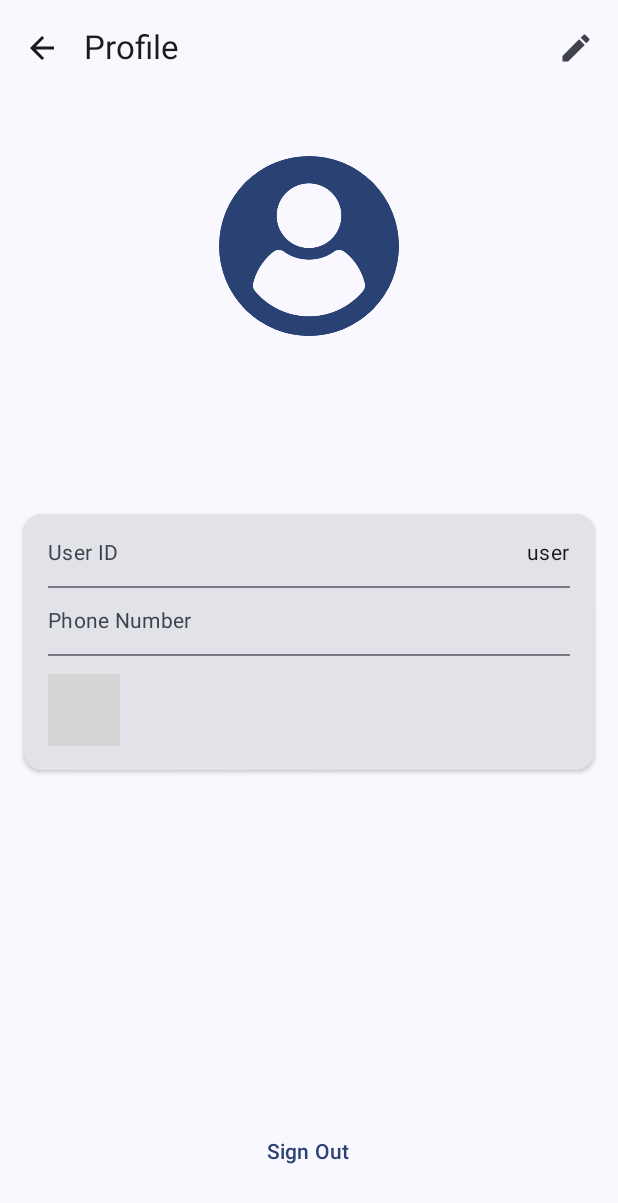
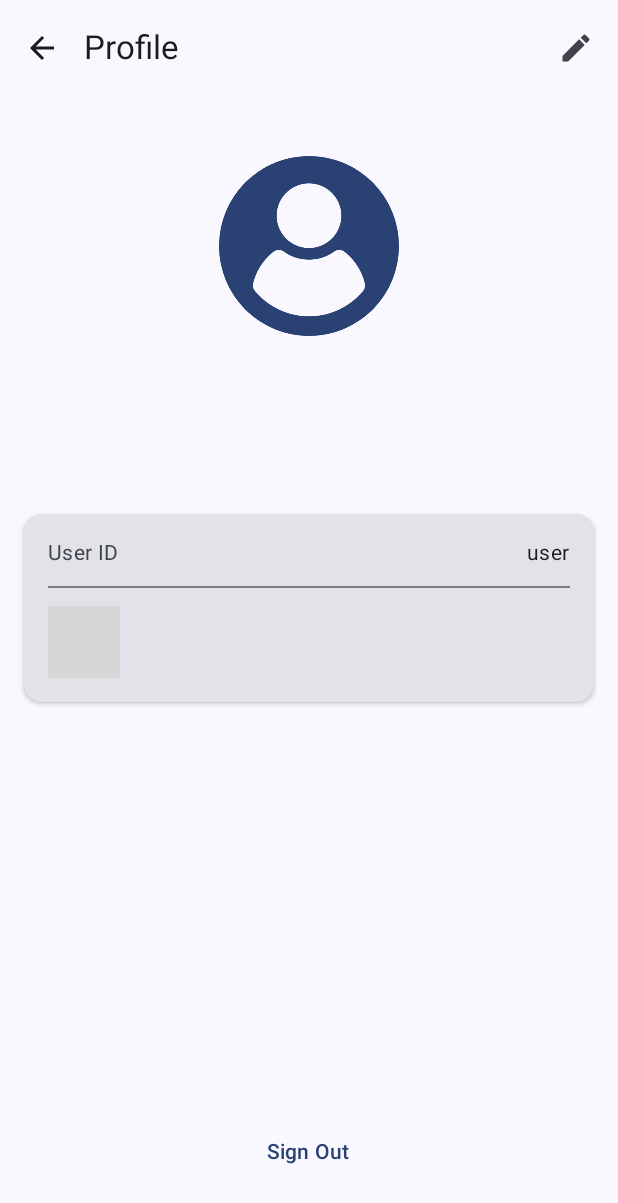
Before and after one commit to jarvis1704/Chattrix, an Android app built with Jetpack Compose: the UserProfileScreen screen opened through its navigation route, on a phone screen of 412 x 824 dp. Shown: the top 1203 px of the screen. Run offline under Robolectric (Android 15) with nearby library versions, the phone set to English and light mode, and no system bars; our stand-ins replace Dagger/Hilt's generated code, Firebase (no records; nobody signed in at launch, a user with empty details on screens opened directly); 1 statement that could not run was skipped; grey boxes are pictures that could not be loaded.

Commit message:
Removed Phone number feilds

```diff
--- a/app/src/main/java/com/biprangshu/chattrix/authentication/AuthViewModel.kt
+++ b/app/src/main/java/com/biprangshu/chattrix/authentication/AuthViewModel.kt
@@ -159,7 +159,6 @@ class AuthViewModel @Inject constructor(
             userId = user.uid,
             userName = displayName.ifEmpty { user.displayName ?: "User" },
             profileImage = user.photoUrl?.toString(),
-            mobileNumber = user.phoneNumber
         )
         Log.d("AuthViewModel", "Saving user to Firestore: $userModel")
         db.collection("users").document(user.uid)
--- a/app/src/main/java/com/biprangshu/chattrix/data/UserModel.kt
+++ b/app/src/main/java/com/biprangshu/chattrix/data/UserModel.kt
@@ -4,5 +4,4 @@ data class UserModel (
     val userId : String? = "",
     val userName: String? = null,
     val profileImage : String? = null,
-    val mobileNumber: String? = null
 )
--- a/app/src/main/java/com/biprangshu/chattrix/profile/UserProfileScreen.kt
+++ b/app/src/main/java/com/biprangshu/chattrix/profile/UserProfileScreen.kt
@@ -131,13 +131,6 @@ fun UserProfileScreen(
                         Divider(modifier = Modifier.padding(vertical = 12.dp))
 
                         ProfileInfoItem(
-                            label = "Phone Number",
-                            value = user?.phoneNumber ?: "Not provided"
-                        )
-
-                        Divider(modifier = Modifier.padding(vertical = 12.dp))
-
-                        ProfileInfoItem(
                             label = "Account Created",
                             value = user?.metadata?.creationTimestamp?.let {
                                 formatTimestamp(it)
```
